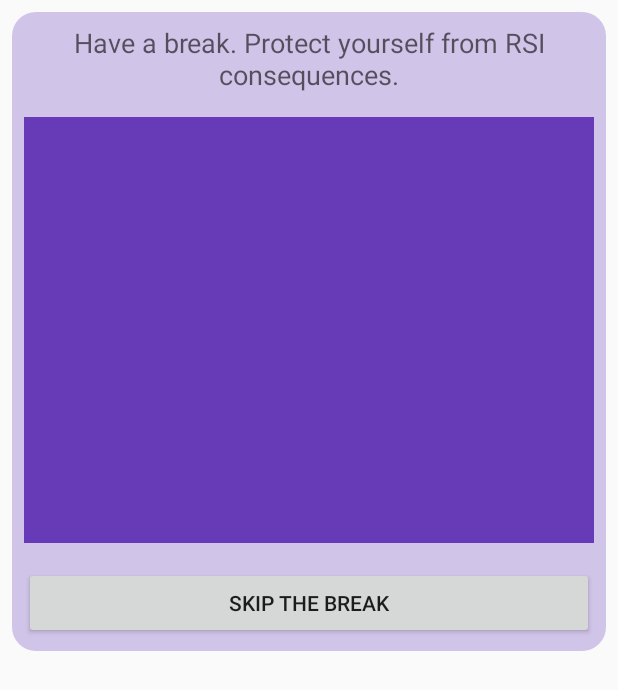
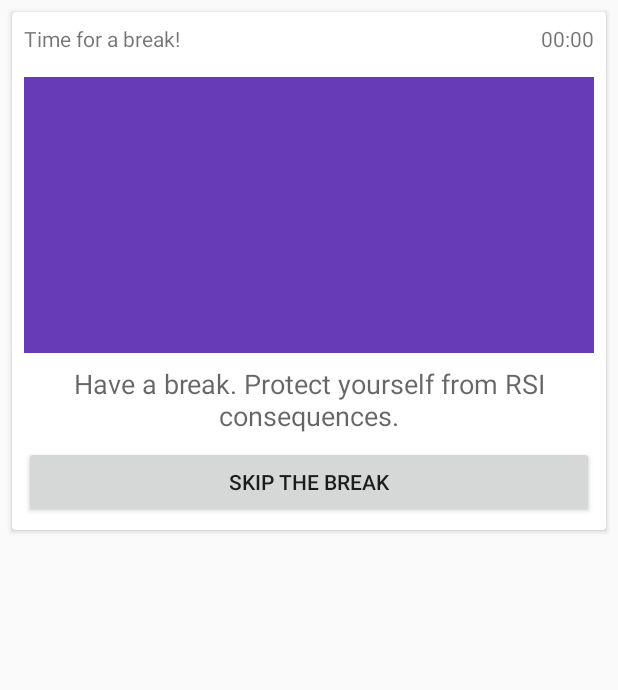
Before and after one commit to smutkiewicz/Blink-Break, an Android app: the layout rsi_break_window.xml on its own in the app's theme, with its tools: preview values and no code run, on a phone screen of 412 x 824 dp. Shown: the top 690 px of the screen. Run offline under Robolectric (Android 15) with nearby library versions, the phone set to English and light mode, and no system bars.

Commit message:
Window with countdown and skipping the break added

```diff
--- a/app/src/main/java/com/smutkiewicz/blinkbreak/alarmmanager/BlinkBreakAlarmService.kt
+++ b/app/src/main/java/com/smutkiewicz/blinkbreak/alarmmanager/BlinkBreakAlarmService.kt
@@ -22,6 +22,7 @@ class BlinkBreakAlarmService : IntentService("BlinkBreakAlarmService") {
     private var rsiWindowView: RsiWindowView? = null
     private var userBrightness: Int = 0
     private var sp: SharedPreferences? = null
+    private var duration: Long = 0
 
     // the Service onStart callback
     override fun onStartCommand(intent: Intent?, flags: Int, startId: Int): Int {
@@ -55,7 +56,7 @@ class BlinkBreakAlarmService : IntentService("BlinkBreakAlarmService") {
         // get duration preference, it's stored as SeekBar step in user's SP
         val durationProgress = sp!!.getInt(PREF_BREAK_DURATION_PROGRESS, 0)
         // so we have to map it to millis
-        val duration = getProgress(this, durationProgress)
+        duration = getProgress(this, durationProgress)
 
         when { notifications -> showNotification() }
         when { lowerBrightnessActivated -> setScreenBrightness(0) }
@@ -101,7 +102,7 @@ class BlinkBreakAlarmService : IntentService("BlinkBreakAlarmService") {
     }
 
     private fun drawRsiWindow() {
-        rsiWindowView = RsiWindowView(this)
+        rsiWindowView = RsiWindowView(this, duration)
     }
 
     private fun removeRsiWindow() {
--- a/app/src/main/res/layout/rsi_break_window.xml
+++ b/app/src/main/res/layout/rsi_break_window.xml
@@ -1,31 +1,86 @@
 <?xml version="1.0" encoding="utf-8"?>
-<LinearLayout xmlns:android="http://schemas.android.com/apk/res/android"
+<android.support.v7.widget.CardView xmlns:android="http://schemas.android.com/apk/res/android"
+    xmlns:app="http://schemas.android.com/apk/res-auto"
+    xmlns:tools="http://schemas.android.com/tools"
     android:layout_width="match_parent"
     android:layout_height="wrap_content"
     android:layout_margin="8dp"
-    android:background="@drawable/window_background"
     android:orientation="vertical">
+
+    <LinearLayout
+        android:layout_width="match_parent"
+        android:layout_height="wrap_content"
+        android:orientation="vertical">
+
+        <LinearLayout
+            android:layout_width="match_parent"
+            android:layout_height="match_parent"
+            android:layout_margin="8dp"
+            android:orientation="horizontal">
+
+            <TextView
+                android:id="@+id/textView"
+                android:layout_width="wrap_content"
+                android:layout_height="wrap_content"
+                android:layout_weight="2"
+                android:text="Time for a break!"
+                app:layout_constraintBottom_toTopOf="@+id/rsiWindowTitle"
+                app:layout_constraintEnd_toEndOf="parent"
+                app:layout_constraintTop_toTopOf="parent"
+                app:layout_constraintVertical_bias="0.0" />
+
+            <TextView
+                android:id="@+id/windowCountdownTextView"
+                android:layout_width="wrap_content"
+                android:layout_height="wrap_content"
+                android:layout_weight="4"
+                android:gravity="end"
+                android:text="00:00"
+                app:layout_constraintBottom_toTopOf="@+id/rsiWindowTitle"
+                app:layout_constraintEnd_toEndOf="parent"
+                app:layout_constraintHorizontal_bias="0.0"
+                app:layout_constraintStart_toEndOf="@+id/textView"
+                app:layout_constraintTop_toTopOf="parent"
+                app:layout_constraintVertical_bias="0.0" />
+
+        </LinearLayout>
+
+        <ImageView
+            android:id="@+id/rsiWindowImageView"
+            android:layout_width="match_parent"
+            android:layout_height="200dp"
+            android:layout_alignParentStart="true"
+            android:layout_below="@+id/rsiWindowTitle"
+            android:padding="8dp"
+            android:src="@color/colorPrimary"
+            app:layout_constraintTop_toBottomOf="@+id/rsiWindowTitle"
+            tools:layout_editor_absoluteX="0dp" />
 
         <TextView
             android:id="@+id/rsiWindowTitle"
             android:layout_width="match_parent"
             android:layout_height="wrap_content"
-        android:layout_margin="8dp"
+            android:layout_alignParentStart="true"
+            android:layout_alignParentTop="true"
             android:text="@string/window_message"
             android:textAlignment="center"
-        android:textAppearance="@android:style/TextAppearance.Material.Medium" />
-
-    <ImageView
-        android:id="@+id/rsiWindowImageView"
-        android:layout_width="match_parent"
-        android:layout_height="300dp"
-        android:padding="8dp"
-        android:src="@color/colorPrimary" />
+            android:textAppearance="@android:style/TextAppearance.Material.Medium"
+            app:layout_constraintEnd_toEndOf="parent"
+            app:layout_constraintStart_toStartOf="parent"
+            tools:layout_editor_absoluteY="43dp" />
 
         <Button
             android:id="@+id/rsiWindowButton"
             android:layout_width="match_parent"
             android:layout_height="wrap_content"
+            android:layout_alignParentStart="true"
+            android:layout_below="@+id/rsiWindowImageView"
             android:layout_margin="8dp"
-        android:text="@string/skip_the_break" />
+            android:text="@string/skip_the_break"
+            app:layout_constraintBottom_toBottomOf="parent"
+            app:layout_constraintEnd_toEndOf="parent"
+            app:layout_constraintStart_toStartOf="parent" />
+
     </LinearLayout>
+
+</android.support.v7.widget.CardView>
--- a/app/src/main/res/values/strings.xml
+++ b/app/src/main/res/values/strings.xml
@@ -30,4 +30,5 @@
     <string name="draw_overlay_required">Draw Overlay permission required.</string>
     <string name="skip_the_break">Skip the break</string>
     <string name="window_message">Have a break. Protect yourself from RSI consequences.</string>
+    <string name="countdown_finished">Finished!</string>
 </resources>
```
Also changed, not shown: app/src/main/java/com/smutkiewicz/blinkbreak/util/RsiWindowView.kt (+34 -5 lines). Lines whose indentation alone changed are shown as unchanged.
